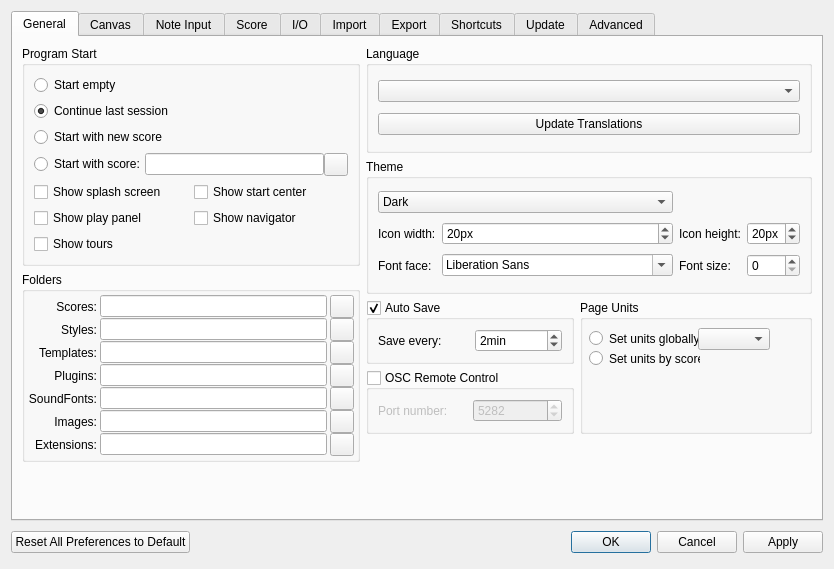
Qt form mscore/prefsdialog.ui (sidewayss/MuseScore) before a commit.
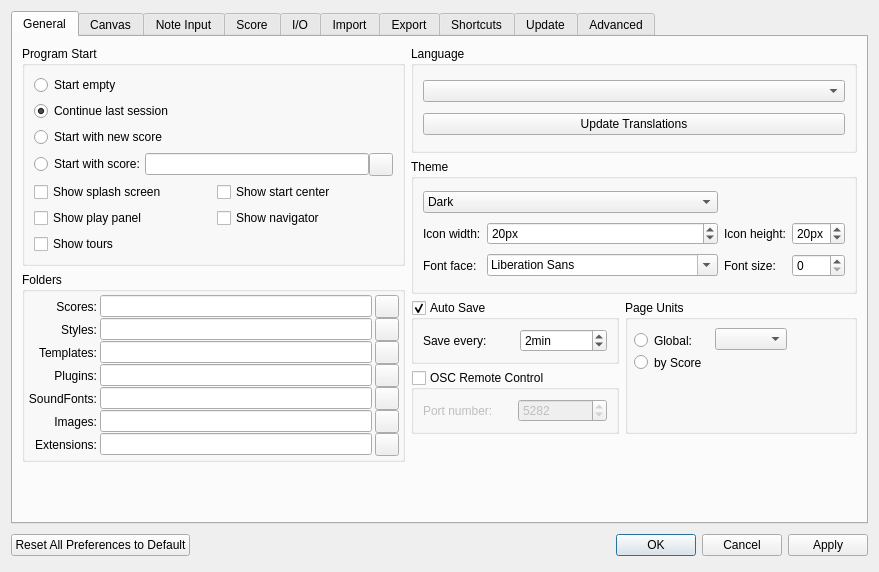
The same form after that commit. Icons and pictures are not drawn. Custom widgets are drawn as their Qt base class.

Commit message: dialog layout

```diff
--- a/mscore/prefsdialog.ui
+++ b/mscore/prefsdialog.ui
@@ -6,8 +6,8 @@
    <rect>
     <x>0</x>
     <y>0</y>
-    <width>834</width>
-    <height>569</height>
+    <width>879</width>
+    <height>572</height>
    </rect>
   </property>
   <property name="sizePolicy">
@@ -768,32 +768,32 @@
             <property name="geometry">
              <rect>
               <x>9</x>
-              <y>30</y>
+              <y>32</y>
               <width>111</width>
               <height>17</height>
              </rect>
             </property>
             <property name="text">
-             <string>Set units globally:</string>
+             <string>Global:</string>
             </property>
            </widget>
            <widget class="QRadioButton" name="unitsByScore">
             <property name="geometry">
              <rect>
               <x>9</x>
-              <y>50</y>
+              <y>54</y>
               <width>111</width>
               <height>17</height>
              </rect>
             </property>
             <property name="text">
-             <string>Set units by score</string>
+             <string>by Score</string>
             </property>
            </widget>
            <widget class="QComboBox" name="unitsList">
             <property name="geometry">
              <rect>
-              <x>118</x>
+              <x>90</x>
               <y>28</y>
               <width>69</width>
               <height>20</height>
```
Left out of the diff: 1 changed line with no effect on the pictures. The commit also changes 1 other file.
